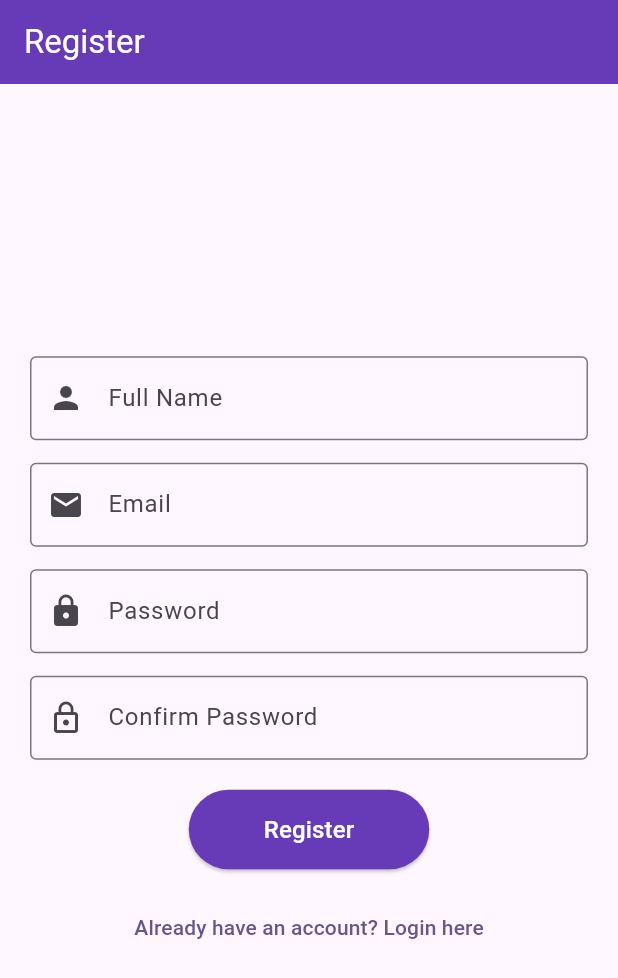
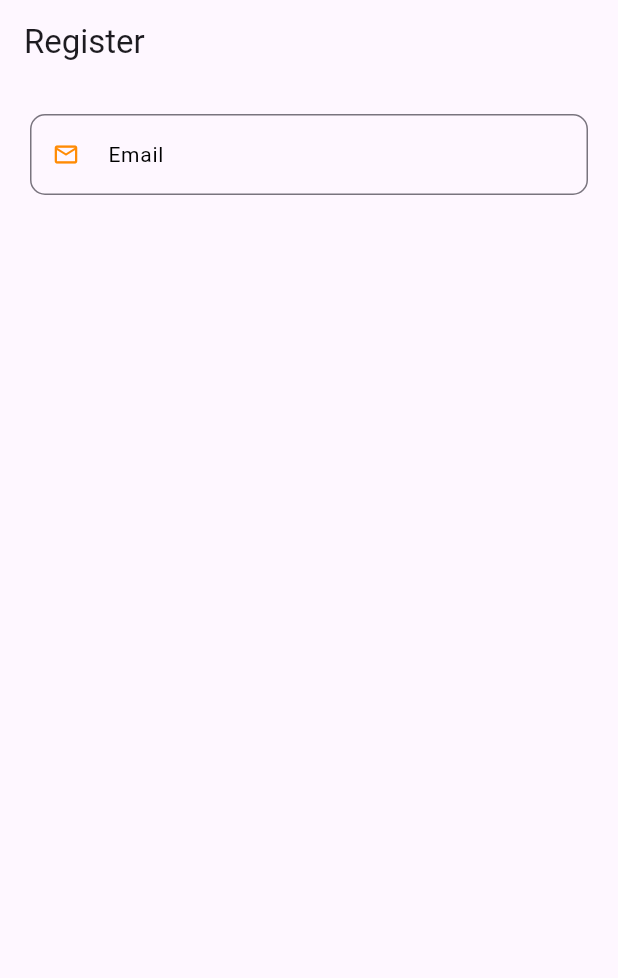
Before and after one commit to Sachith-AB/Bus-Booking-System, a Flutter app: the screen it shows after launch, on a phone screen of 412 x 824 dp. Shown: the top 978 px of the screen. Run offline on Flutter 3.47's test engine with Material 3 defaults, Android fonts, the phone set to English and light mode, and no system bars; our stand-ins replace firebase_core, get; accounts and stored records are empty.

Commit message:
create reusable component and set up initial file structure

```diff
--- a/lib/core/themes/app_colors.dart
+++ /dev/null
@@ -1,11 +0,0 @@
-import 'package:flutter/material.dart';
-
-class AppColors {
-  static const Color primary = Color(0xFFF7C59F); // Peach / Light Orange
-  static const Color secondary = Color(0xFF2A324B); // Dark Blue / Charcoal
-  static const Color mutedBlue = Color(0xFF767B91); // Muted Blue / Slate Gray
-  static const Color softBlue = Color(0xFFC7CCDB); // Soft Blue / Light Grayish Blue
-  static const Color background = Color.fromARGB(255, 255, 255, 255); // white
-  static const Color error = Color(0xFFD32F2F); // Error Red
-  static const Color success = Color(0xFF388E3C); // Success Gree
-}
--- a/lib/main.dart
+++ b/lib/main.dart
@@ -1,5 +1,6 @@
-import 'package:bus_booking/views/auth/login/login.dart';
-import 'package:bus_booking/views/auth/register/register.dart';
+import 'package:bus_booking/src/utils/color/colors.dart';
+import 'package:bus_booking/src/app/views/auth/login/login.dart';
+import 'package:bus_booking/src/app/views/auth/register/register.dart';
 import 'package:flutter/material.dart';
 import 'package:get/get.dart';
 
@@ -14,9 +15,10 @@
   @override
   Widget build(BuildContext context) {
     return GetMaterialApp(
-      title: 'Bus Booking App',
+      title: 'Food App',
+      debugShowCheckedModeBanner: false,
       theme: ThemeData(
-        colorScheme: ColorScheme.fromSeed(seedColor: Colors.deepPurple),
+        primarySwatch: KColors.appPrimary,
         useMaterial3: true,
       ),
       initialRoute: '/register',  // Start with Login Page
--- /dev/null
+++ b/lib/src/app/components/custom_input_field.dart
@@ -0,0 +1,48 @@
+import 'package:flutter/cupertino.dart';
+import 'package:flutter/material.dart';
+
+import '../../common/style/app_input_style.dart';
+
+class CustomInputField extends StatelessWidget {
+
+  final TextEditingController controller;
+  final String hintText;
+  final String labelText;
+  final bool isValid;
+  final ValueChanged<String> onChanged;
+  final TextInputType keyboardType;
+  final Widget ? prefixIcon;
+
+  const CustomInputField ({
+    super.key,
+    required this.controller,
+    required this.hintText,
+    required this.labelText,
+    required this.isValid,
+    required this.onChanged,
+    required this.keyboardType,
+    required this.prefixIcon
+  });
+
+  @override
+  Widget build(BuildContext context) {
+    return TextField(
+      controller: controller,
+      keyboardType: keyboardType,
+      onChanged: onChanged,
+      decoration: InputDecoration(
+        border: AppInputStyle.outlineInputBorder,
+        focusedBorder: AppInputStyle.outlineInputBorder,
+        contentPadding: AppInputStyle.contentPadding,
+        filled: isValid,
+        //fillColor: AppInputStyle.validFillColor,
+        hintText: hintText,
+        labelText: labelText,
+        hintStyle: AppInputStyle.hintTextStyle,
+        labelStyle: AppInputStyle.labelTextStyle,
+        floatingLabelStyle: AppInputStyle.floatingLabelStyle,
+        prefixIcon: prefixIcon,
+      ),
+    );
+  }
+}
--- /dev/null
+++ b/lib/src/app/views/auth/register/register.dart
@@ -0,0 +1,48 @@
+import 'package:flutter/material.dart';
+
+import '../../../../common/style/app_input_style.dart';
+import '../../../components/custom_input_field.dart';
+
+class RegisterPage extends StatefulWidget {
+  const RegisterPage({super.key});
+
+  @override
+  State<RegisterPage> createState() => _RegisterPageState();
+}
+
+class _RegisterPageState extends State<RegisterPage> {
+  final TextEditingController emailController = TextEditingController();
+  bool validEmail = false;
+
+  void onEmailChanged(String email) {
+    setState(() {
+      validEmail = validateEmail(email);
+    });
+  }
+
+  bool validateEmail(String email) {
+    final emailRegex = RegExp(r'^[\w-\.]+@([\w-]+\.)+[\w-]{2,4}$');
+    return emailRegex.hasMatch(email);
+  }
+
+  @override
+  Widget build(BuildContext context) {
+    return Scaffold(
+      appBar: AppBar(
+        title: const Text("Register"),
+      ),
+      body: Padding(
+        padding: const EdgeInsets.all(20),
+        child: CustomInputField(
+          controller: emailController,
+          hintText: "brandonloise@gmail.com",
+          keyboardType: TextInputType.text,
+          labelText: "Email",
+          isValid: validEmail,
+          onChanged: onEmailChanged,
+          prefixIcon: AppInputStyle.emailIcon,
+        ),
+      ),
+    );
+  }
+}
--- /dev/null
+++ b/lib/src/common/style/app_input_style.dart
@@ -0,0 +1,81 @@
+import 'package:bus_booking/src/utils/color/colors.dart';
+import 'package:flutter/material.dart';
+
+class AppInputStyle {
+
+  //obscure character
+  static String obscuringCharacter = '●';
+  static String hintObscureCharacter = '●●●●●●●●●';
+
+  //user input success with field filled color
+  static Color validFillColor = KColors.primaryColor;
+
+  //border
+  static OutlineInputBorder outlineInputBorder = OutlineInputBorder(
+      borderRadius: BorderRadius.circular(10),
+      borderSide: const BorderSide(color: Colors.orange));
+
+  static OutlineInputBorder outlineDropDownInputBorder = OutlineInputBorder(
+      borderRadius: BorderRadius.circular(10),
+      borderSide: const BorderSide(color: Colors.black12));
+
+  static OutlineInputBorder OutlineErorrBorder = OutlineInputBorder(
+      borderRadius: BorderRadius.circular(10),
+      borderSide: const BorderSide(color: Colors.red));
+
+  // text style
+  static TextStyle hintTextStyle = const TextStyle(
+    color: Colors.grey,
+    fontSize: 14.0,
+  );
+  static TextStyle labelTextStyle = const TextStyle(
+    color: Colors.black,
+    fontSize: 14.0,
+    fontWeight: FontWeight.w400,
+  );
+  static TextStyle floatingLabelStyle = const TextStyle(
+    color: Colors.black,
+    fontSize: 18.0,
+  );
+
+  static TextStyle errorTextStyle = const TextStyle(
+    color: Colors.red,
+    fontSize: 14.0,
+    fontWeight: FontWeight.bold,
+  );
+
+  // Icons
+  // static Icon profileIcon = const Icon(
+  //   Iconsax.user,
+  //   color: KColors.primaryColor,
+  //   size: 18,
+  // );
+
+  static Icon emailIcon = const Icon(
+    Icons.email_outlined,
+    color: KColors.primaryColor,
+    size: 18,
+  );
+  // static Icon passwordIcon = const Icon(
+  //   Iconsax.key,
+  //   color: KColors.primaryColor,
+  //   size: 18,
+  // );
+  static Icon visibleIcon = const Icon(
+    Icons.visibility,
+    color: Colors.black,
+  );
+  static Icon visibilityOffIcon = const Icon(
+    Icons.visibility_off,
+    color: Colors.grey,
+  );
+  static Icon dropDownIcon = const Icon(
+    Icons.keyboard_arrow_down_rounded,
+    size: 30,
+    color: Colors.orangeAccent,
+  );
+
+  // padding
+  static EdgeInsets contentPadding =
+    const EdgeInsets.symmetric(horizontal: 20, vertical: 15);
+}
--- /dev/null
+++ b/lib/src/utils/color/colors.dart
@@ -0,0 +1,25 @@
+import 'package:flutter/material.dart';
+
+class KColors {
+  KColors._();
+
+  //primary theme data app color
+static const MaterialColor appPrimary = MaterialColor(0xffFF8B04, {
+  50: Color(0xffFF8B04),
+  100: Color(0xffFF8B04),
+  200: Color(0xffFF8B04),
+  300: Color(0xffFF8B04),
+  400: Color(0xffFF8B04),
+  500: Color(0xffFF8B04),
+  600: Color(0xffFF8B04),
+  700: Color(0xffFF8B04),
+  800: Color(0xffFF8B04),
+  900: Color(0xffFF8B04),
+});
+
+  static const Color primaryColor = Color(0xffFF8B04);
+  static const Color white = Colors.white;
+  static const Color gray = Color(0xff838383);
+  static const Color black = Colors.black;
+  static const Color lightGray = Color(0xff5A5A5A);
+}
--- a/lib/views/auth/register/register.dart
+++ /dev/null
@@ -1,120 +0,0 @@
-import 'package:flutter/material.dart';
-import 'package:get/get.dart';
-
-class RegisterPage extends StatelessWidget {
-  const RegisterPage({super.key});
-
-  @override
-  Widget build(BuildContext context) {
-    final TextEditingController nameController = TextEditingController();
-    final TextEditingController emailController = TextEditingController();
-    final TextEditingController passwordController = TextEditingController();
-    final TextEditingController confirmPasswordController =
-        TextEditingController();
-
-    return Scaffold(
-      appBar: AppBar(
-        title: const Text("Register"),
-        backgroundColor: Colors.deepPurple,
-        foregroundColor: Colors.white,
-      ),
-      body: Padding(
-        padding: const EdgeInsets.all(20),
-        child: Column(
-          mainAxisAlignment: MainAxisAlignment.center,
-          children: [
-            // Full Name Field
-            TextField(
-              controller: nameController,
-              decoration: const InputDecoration(
-                labelText: "Full Name",
-                prefixIcon: Icon(Icons.person),
-                border: OutlineInputBorder(),
-              ),
-            ),
-            const SizedBox(height: 15),
-
-            // Email Field
-            TextField(
-              controller: emailController,
-              decoration: const InputDecoration(
-                labelText: "Email",
-                prefixIcon: Icon(Icons.email),
-                border: OutlineInputBorder(),
-              ),
-            ),
-            const SizedBox(height: 15),
-
-            // Password Field
-            TextField(
-              controller: passwordController,
-              obscureText: true,
-              decoration: const InputDecoration(
-                labelText: "Password",
-                prefixIcon: Icon(Icons.lock),
-                border: OutlineInputBorder(),
-              ),
-            ),
-            const SizedBox(height: 15),
-
-            // Confirm Password Field
-            TextField(
-              controller: confirmPasswordController,
-              obscureText: true,
-              decoration: const InputDecoration(
-                labelText: "Confirm Password",
-                prefixIcon: Icon(Icons.lock_outline),
-                border: OutlineInputBorder(),
-              ),
-            ),
-            const SizedBox(height: 20),
-
-            // Register Button
-            ElevatedButton(
-              onPressed: () {
-                String name = nameController.text.trim();
-                String email = emailController.text.trim();
-                String password = passwordController.text.trim();
-                String confirmPassword = confirmPasswordController.text.trim();
-
-                if (name.isNotEmpty &&
-                    email.isNotEmpty &&
-                    password.isNotEmpty &&
-                    confirmPassword.isNotEmpty) {
-                  if (password == confirmPassword) {
-                    // Call register function (we'll implement this later)
-                    Get.snackbar("Register", "Registration successful!");
-                  } else {
-                    Get.snackbar("Error", "Passwords do not match",
-                        snackPosition: SnackPosition.BOTTOM);
-                  }
-                } else {
-                  Get.snackbar("Error", "Please fill all fields",
-                      snackPosition: SnackPosition.BOTTOM);
-                }
-              },
-              style: ElevatedButton.styleFrom(
-                backgroundColor: Colors.deepPurple,
-                padding:
-                    const EdgeInsets.symmetric(horizontal: 50, vertical: 15),
-              ),
-              child: const Text(
-                "Register",
-                style: TextStyle(color: Colors.white, fontSize: 16),
-              ),
-            ),
-            const SizedBox(height: 15),
-
-            // Navigate to Login Page
-            TextButton(
-              onPressed: () {
-                Get.toNamed('/login'); // Navigation to Login Page
-              },
-              child: const Text("Already have an account? Login here"),
-            ),
-          ],
-        ),
-      ),
-    );
-  }
-}
```
Also changed, not shown: lib/src/app/views/auth/login/login.dart (renamed from lib/views/auth/login/login.dart), lib/src/app/views/welcome_screen.dart (added), 1 other file.
